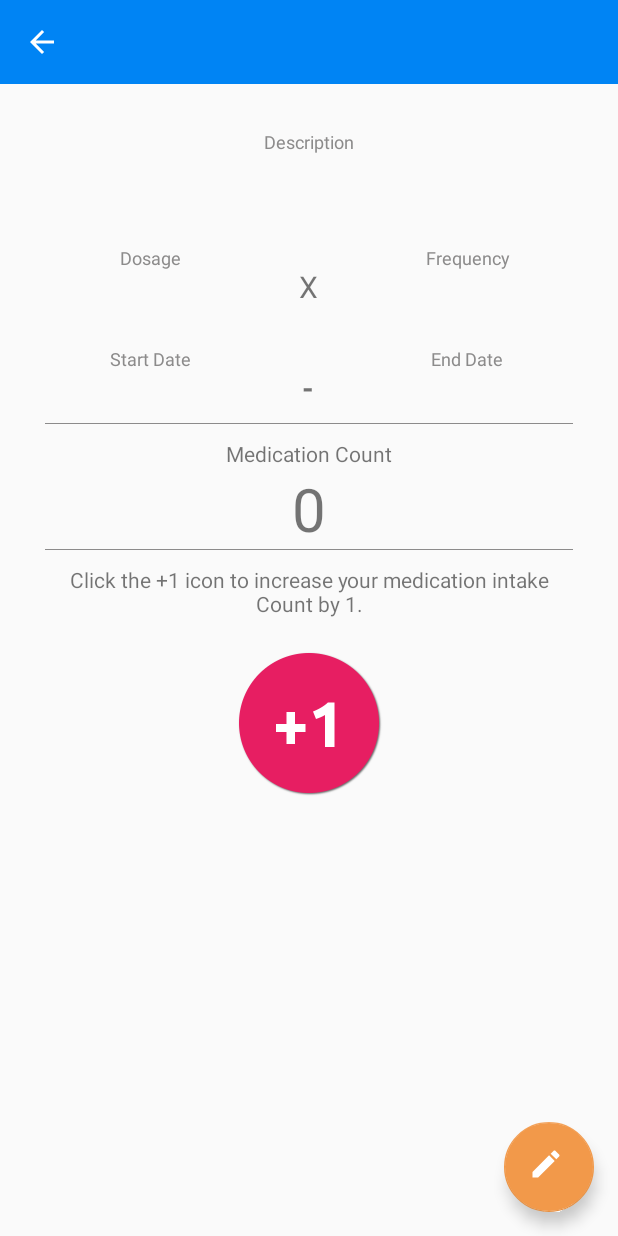
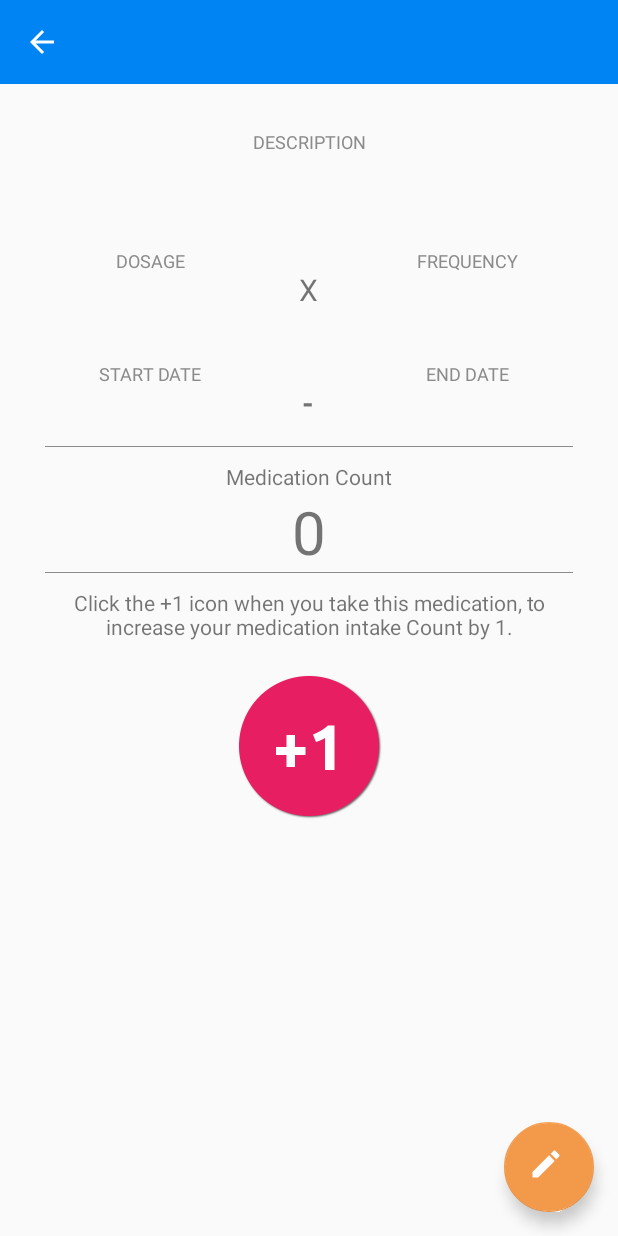
Before and after one commit to akwa-peter/Med-Manager, an Android app: the MedicationInfo screen opened directly, with no data from a screen before it, on a phone screen of 412 x 824 dp. Run offline under Robolectric (Android 15) with nearby library versions, the phone set to English and light mode, and no system bars; our stand-ins replace Firebase (no records; nobody signed in at launch, a user with empty details on screens opened directly).

Commit message:
medication intake increment

```diff
--- a/app/src/main/java/com/example/rad5/med_manager/Add_Medication.java
+++ b/app/src/main/java/com/example/rad5/med_manager/Add_Medication.java
@@ -158,7 +158,7 @@ public class Add_Medication extends AppCompatActivity {
                     Snackbar.make(view, "Please all fields are required", Snackbar.LENGTH_LONG).show();
                 }
                 else {
-                    addNewMedication(description.getText().toString(),
+                    addNewMedication(titleCase.toTitle(description.getText().toString()),
                             endDate.getText().toString(),
                             frequency.getText().toString(),
                             titleCase.toTitle(medicationName.getText().toString()),
--- a/app/src/main/java/com/example/rad5/med_manager/Help_Classes/NotificationUtils.java
+++ b/app/src/main/java/com/example/rad5/med_manager/Help_Classes/NotificationUtils.java
@@ -48,7 +48,7 @@ public class NotificationUtils {
                 .setColor(ContextCompat.getColor(context, R.color.colorWhite))
                 .setSmallIcon(R.drawable.health_care_logo)
                 .setLargeIcon(notificationIcon(context))
-                .setContentTitle("Medication Reinder")
+                .setContentTitle("Medication Reminder")
                 .setContentText("Its time for your medication")
                 .setStyle(new NotificationCompat.BigTextStyle().bigText("Its time for your medication"))
                 .setDefaults(Notification.DEFAULT_VIBRATE)
--- a/app/src/main/java/com/example/rad5/med_manager/Help_Classes/PreferenceUtils.java
+++ b/app/src/main/java/com/example/rad5/med_manager/Help_Classes/PreferenceUtils.java
@@ -36,7 +36,4 @@ public final class PreferenceUtils {
         Log.d("debugger", "Now in Preferenceutils.increamentCount : "+ KEY_MEDICATION_NAME + medicationCount);
     }
 
-    public static int setMedicationCount(){
-        return MEDICATION_COUNT;
-    }
 }
--- a/app/src/main/java/com/example/rad5/med_manager/MedicationInfo.java
+++ b/app/src/main/java/com/example/rad5/med_manager/MedicationInfo.java
@@ -154,7 +154,7 @@ public class MedicationInfo extends AppCompatActivity implements
      * Updates the TextView to display the new water count from SharedPreferences
      */
     private void updateMedicationCount() {
-        int medicationCount = PreferenceUtils.setMedicationCount();
+        int medicationCount = PreferenceUtils.getMedicationCount(this, preceedingIntent);
         txt_medicationCount.setText(medicationCount + "");
     }
 
--- a/app/src/main/res/layout/activity_medication_info.xml
+++ b/app/src/main/res/layout/activity_medication_info.xml
@@ -37,6 +37,7 @@
                         android:textColor="@color/colorDeepAsh"
                         android:textSize="12dp"
                         android:text="Description"
+                        android:textAllCaps="true"
                         android:textAlignment="center"
                         android:textAppearance="?android:textAppearanceSmall" />
 
@@ -47,8 +48,8 @@
                         android:layout_height="wrap_content"
                         android:layout_marginTop="5dp"
                         android:backgroundTint="@color/colorDeepAsh"
-                        android:text="Describes the medication..."
                         android:textAlignment="center"
+                        android:textSize="15sp"
                         android:textAppearance="?android:textAppearanceSmall" />
 
                     <LinearLayout
@@ -70,6 +71,7 @@
                                 android:layout_marginTop="16dp"
                                 android:textColor="@color/colorDeepAsh"
                                 android:text="Dosage"
+                                android:textAllCaps="true"
                                 android:textSize="12sp"
                                 android:gravity="center"
                                 android:textAppearance="?android:textAppearanceSmall" />
@@ -81,6 +83,7 @@
                                 android:layout_marginTop="5dp"
                                 android:textColor="@color/colorDeepAsh"
                                 android:text="2"
+                                android:textSize="20sp"
                                 android:gravity="center"
                                 android:textAppearance="?android:textAppearanceSmall" />
 
@@ -108,6 +111,7 @@
                                 android:layout_marginTop="16dp"
                                 android:textColor="@color/colorDeepAsh"
                                 android:text="Frequency"
+                                android:textAllCaps="true"
                                 android:textSize="12sp"
                                 android:gravity="center"
                                 android:textAppearance="?android:textAppearanceSmall" />
@@ -119,6 +123,7 @@
                                 android:layout_marginTop="5dp"
                                 android:textColor="@color/colorDeepAsh"
                                 android:text="3"
+                                android:textSize="20sp"
                                 android:gravity="center"
                                 android:textAppearance="?android:textAppearanceSmall" />
 
@@ -146,6 +151,7 @@
                                 android:textColor="@color/colorDeepAsh"
                                 android:text="Start Date"
                                 android:textSize="12sp"
+                                android:textAllCaps="true"
                                 android:gravity="center"
                                 android:textAppearance="?android:textAppearanceSmall" />
 
@@ -155,7 +161,7 @@
                                 android:layout_height="wrap_content"
                                 android:layout_marginTop="5dp"
                                 android:textColor="@color/colorDeepAsh"
-                                android:text="02/03/2018"
+                                android:textSize="18sp"
                                 android:gravity="center"
                                 android:textAppearance="?android:textAppearanceSmall" />
 
@@ -184,6 +190,7 @@
                                 android:layout_marginTop="16dp"
                                 android:textColor="@color/colorDeepAsh"
                                 android:text="End Date"
+                                android:textAllCaps="true"
                                 android:textSize="12sp"
                                 android:gravity="center"
                                 android:textAppearance="?android:textAppearanceSmall" />
@@ -194,7 +201,7 @@
                                 android:layout_height="wrap_content"
                                 android:layout_marginTop="5dp"
                                 android:textColor="@color/colorDeepAsh"
-                                android:text="05/04/2018"
+                                android:textSize="18sp"
                                 android:gravity="center"
                                 android:textAppearance="?android:textAppearanceSmall" />
 
@@ -233,7 +240,7 @@
                     <TextView
                         android:layout_width="match_parent"
                         android:layout_height="wrap_content"
-                        android:text="Click the +1 icon to increase your medication intake Count by 1."
+                        android:text="@string/inrease_medication_intake"
                         android:textAlignment="center"/>
 
                     <ImageView
--- a/app/src/main/res/values/strings.xml
+++ b/app/src/main/res/values/strings.xml
@@ -4,5 +4,5 @@
     <string name="action_bar_intro1">Health is Wealth, take your medications at the</string>
     <string name="action_bar_intro2">proper time as prescribed by the doctor.</string>
     <string name="medication_procedure">Enter the procedure for taking the medication below, as prescribed by the doctor e.g 2 X 2</string>
-
+    <string name="inrease_medication_intake">Click the +1 icon when you take this medication, to increase your medication intake Count by 1.</string>
 </resources>
```
Also changed, not shown: app/src/main/java/com/example/rad5/med_manager/Help_Classes/ReminderTask.java (+2 -8 lines), app/src/main/java/com/example/rad5/med_manager/Help_Classes/ReminderUtilities.java (+9 -2 lines), app/src/main/java/com/example/rad5/med_manager/MainActivity.java (+5 -8 lines).
